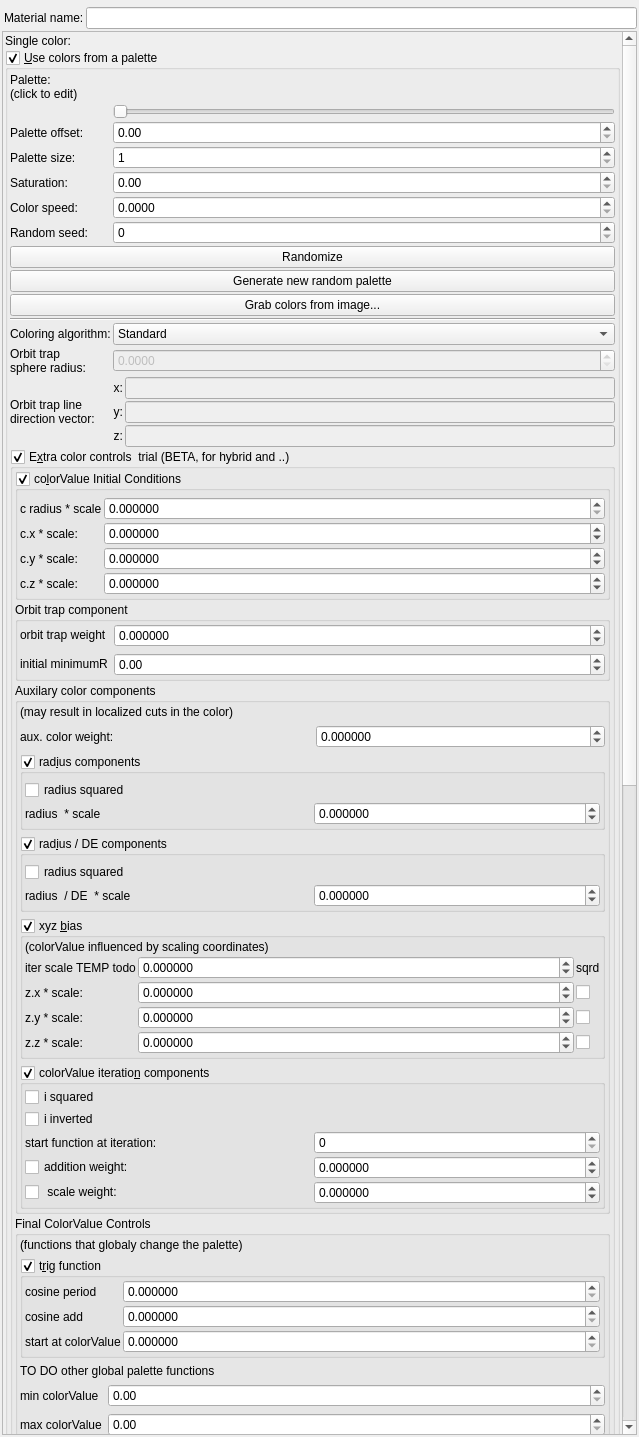
The window that mandelbulber2/qt/material_editor.ui (buddhi1980/mandelbulber2) describes before a commit, drawn with Qt 5.
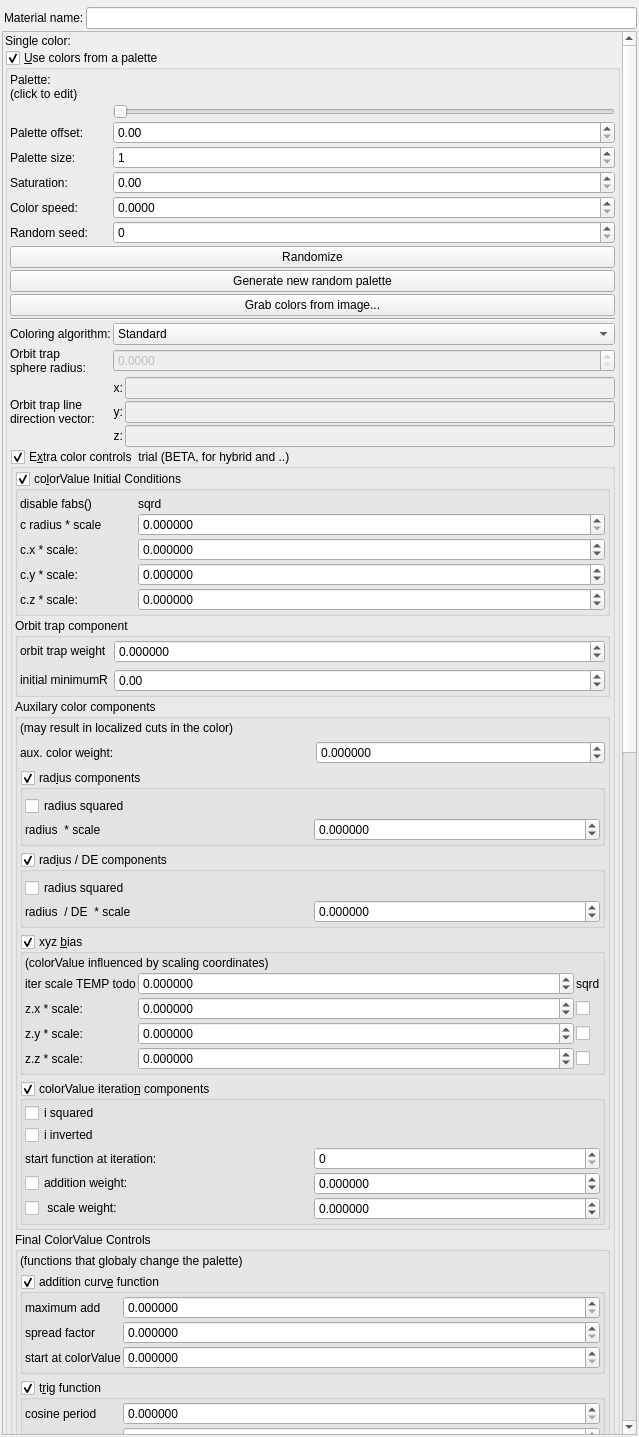
The same window after the commit. Icons and pictures are not drawn. Custom widgets are drawn as their Qt base class.

Commit message: addcurve funtion deforms palette by adding to the colorValue, the most rapid change in values is at the beginning of the function, then it slows down as it nears the Max_Add

```diff
--- a/mandelbulber2/qt/material_editor.ui
+++ b/mandelbulber2/qt/material_editor.ui
@@ -81,9 +81,9 @@
       <property name="geometry">
        <rect>
         <x>0</x>
-        <y>-647</y>
+        <y>0</y>
         <width>619</width>
-        <height>2979</height>
+        <height>3126</height>
        </rect>
       </property>
       <layout class="QVBoxLayout" name="verticalLayout_2">
@@ -679,53 +679,18 @@
                  <number>2</number>
                 </property>
                 <item>
-                 <layout class="QGridLayout" name="gridLayout_17" columnstretch="0,0,1">
+                 <layout class="QGridLayout" name="gridLayout_17" columnstretch="0,0,0,0,0">
                   <property name="spacing">
                    <number>2</number>
                   </property>
-                  <item row="1" column="1" colspan="2">
-                   <widget class="MyDoubleSpinBox" name="spinbox3_fractal_coloring_xyzC_111_x">
-                    <property name="sizePolicy">
-                     <sizepolicy hsizetype="Minimum" vsizetype="Maximum">
-                      <horstretch>0</horstretch>
-                      <verstretch>0</verstretch>
-                     </sizepolicy>
-                    </property>
-                    <property name="prefix">
-                     <string/>
-                    </property>
-                    <property name="suffix">
-                     <string/>
-                    </property>
-                    <property name="decimals">
-                     <number>6</number>
-                    </property>
-                    <property name="minimum">
-                     <double>-9999.999900000000707</double>
-                    </property>
-                    <property name="maximum">
-                     <double>9999.999900000000707</double>
-                    </property>
-                    <property name="singleStep">
-                     <double>0.100000000000000</double>
-                    </property>
-                   </widget>
-                  </item>
-                  <item row="0" column="0">
-                   <widget class="QLabel" name="label_45">
-                    <property name="text">
-                     <string>c radius * scale</string>
-                    </property>
-                   </widget>
-                  </item>
-                  <item row="1" column="0">
+                  <item row="2" column="0">
                    <widget class="QLabel" name="label_43">
                     <property name="text">
                      <string>c.x * scale:</string>
                     </property>
                    </widget>
                   </item>
-                  <item row="0" column="1" colspan="2">
+                  <item row="1" column="1" colspan="4">
                    <widget class="MyDoubleSpinBox" name="spinbox_fractal_coloring_ic_rad_weight">
                     <property name="sizePolicy">
                      <sizepolicy hsizetype="Minimum" vsizetype="Maximum">
@@ -753,49 +718,56 @@
                     </property>
                    </widget>
                   </item>
+                  <item row="0" column="1" colspan="2">
+                   <widget class="QLabel" name="label_54">
+                    <property name="text">
+                     <string>sqrd</string>
+                    </property>
+                   </widget>
+                  </item>
+                  <item row="3" column="1" colspan="4">
+                   <widget class="MyDoubleSpinBox" name="spinbox3_fractal_coloring_xyzC_111_y">
+                    <property name="sizePolicy">
+                     <sizepolicy hsizetype="Minimum" vsizetype="Maximum">
+                      <horstretch>0</horstretch>
+                      <verstretch>0</verstretch>
+                     </sizepolicy>
+                    </property>
+                    <property name="prefix">
+                     <string/>
+                    </property>
+                    <property name="suffix">
+                     <string/>
+                    </property>
+                    <property name="decimals">
+                     <number>6</number>
+                    </property>
+                    <property name="minimum">
+                     <double>-9999.999900000000707</double>
+                    </property>
+                    <property name="maximum">
+                     <double>9999.999900000000707</double>
+                    </property>
+                    <property name="singleStep">
+                     <double>0.100000000000000</double>
+                    </property>
+                   </widget>
+                  </item>
+                  <item row="1" column="0">
+                   <widget class="QLabel" name="label_45">
+                    <property name="text">
+                     <string>c radius * scale</string>
+                    </property>
+                   </widget>
+                  </item>
                   <item row="3" column="0">
-                   <widget class="QLabel" name="label_46">
-                    <property name="text">
-                     <string>c.z * scale:</string>
-                    </property>
-                   </widget>
-                  </item>
-                  <item row="2" column="0">
                    <widget class="QLabel" name="label_44">
                     <property name="text">
                      <string>c.y * scale:</string>
                     </property>
                    </widget>
                   </item>
-                  <item row="2" column="1" colspan="2">
-                   <widget class="MyDoubleSpinBox" name="spinbox3_fractal_coloring_xyzC_111_y">
-                    <property name="sizePolicy">
-                     <sizepolicy hsizetype="Minimum" vsizetype="Maximum">
-                      <horstretch>0</horstretch>
-                      <verstretch>0</verstretch>
-                     </sizepolicy>
-                    </property>
-                    <property name="prefix">
-                     <string/>
-                    </property>
-                    <property name="suffix">
-                     <string/>
-                    </property>
-                    <property name="decimals">
-                     <number>6</number>
-                    </property>
-                    <property name="minimum">
-                     <double>-9999.999900000000707</double>
-                    </property>
-                    <property name="maximum">
-                     <double>9999.999900000000707</double>
-                    </property>
-                    <property name="singleStep">
-                     <double>0.100000000000000</double>
-                    </property>
-                   </widget>
-                  </item>
-                  <item row="3" column="1" colspan="2">
+                  <item row="4" column="1" colspan="4">
                    <widget class="MyDoubleSpinBox" name="spinbox3_fractal_coloring_xyzC_111_z">
                     <property name="sizePolicy">
                      <sizepolicy hsizetype="Minimum" vsizetype="Maximum">
@@ -823,6 +795,48 @@
                     </property>
                    </widget>
                   </item>
+                  <item row="2" column="1" colspan="4">
+                   <widget class="MyDoubleSpinBox" name="spinbox3_fractal_coloring_xyzC_111_x">
+                    <property name="sizePolicy">
+                     <sizepolicy hsizetype="Minimum" vsizetype="Maximum">
+                      <horstretch>0</horstretch>
+                      <verstretch>0</verstretch>
+                     </sizepolicy>
+                    </property>
+                    <property name="prefix">
+                     <string/>
+                    </property>
+                    <property name="suffix">
+                     <string/>
+                    </property>
+                    <property name="decimals">
+                     <number>6</number>
+                    </property>
+                    <property name="minimum">
+                     <double>-9999.999900000000707</double>
+                    </property>
+                    <property name="maximum">
+                     <double>9999.999900000000707</double>
+                    </property>
+                    <property name="singleStep">
+                     <double>0.100000000000000</double>
+                    </property>
+                   </widget>
+                  </item>
+                  <item row="4" column="0">
+                   <widget class="QLabel" name="label_46">
+                    <property name="text">
+                     <string>c.z * scale:</string>
+                    </property>
+                   </widget>
+                  </item>
+                  <item row="0" column="0">
+                   <widget class="QLabel" name="label_50">
+                    <property name="text">
+                     <string>disable fabs()</string>
+                    </property>
+                   </widget>
+                  </item>
                  </layout>
                 </item>
                </layout>
@@ -1280,13 +1294,6 @@
                        </property>
                       </widget>
                      </item>
-                     <item row="0" column="2">
-                      <widget class="QLabel" name="label_37">
-                       <property name="text">
-                        <string>sqrd</string>
-                       </property>
-                      </widget>
-                     </item>
                      <item row="3" column="0">
                       <widget class="QLabel" name="label_40">
                        <property name="text">
@@ -1385,6 +1392,13 @@
                        </property>
                       </widget>
                      </item>
+                     <item row="0" column="2">
+                      <widget class="QLabel" name="label_39">
+                       <property name="text">
+                        <string>sqrd</string>
+                       </property>
+                      </widget>
+                     </item>
                     </layout>
                    </item>
                   </layout>
@@ -1559,6 +1573,148 @@
                   </property>
                  </widget>
                 </item>
+                <item>
+                 <widget class="MyGroupBox" name="groupCheck_fractal_coloring_add_enabled_false">
+                  <property name="toolTip">
+                   <string>&lt;html&gt;&lt;head/&gt;&lt;body&gt;&lt;p&gt;Adjusting the color speed  may be required, depending on the size of the fractal and location.&lt;/p&gt;&lt;/body&gt;&lt;/html&gt;</string>
+                  </property>
+                  <property name="title">
+                   <string>addition curv&amp;e function</string>
+                  </property>
+                  <property name="checkable">
+                   <bool>true</bool>
+                  </property>
+                  <layout class="QVBoxLayout" name="verticalLayout_38" stretch="0">
+                   <property name="spacing">
+                    <number>2</number>
+                   </property>
+                   <property name="leftMargin">
+                    <number>2</number>
+                   </property>
+                   <property name="topMargin">
+                    <number>2</number>
+                   </property>
+                   <property name="rightMargin">
+                    <number>2</number>
+                   </property>
+                   <property name="bottomMargin">
+                    <number>2</number>
+                   </property>
+                   <item>
+                    <layout class="QGridLayout" name="gridLayout_11" columnstretch="0,1">
+                     <property name="topMargin">
+                      <number>0</number>
+                     </property>
+                     <item row="1" column="1">
+                      <widget class="MyDoubleSpinBox" name="spinbox_fractal_coloring_add_spread">
+                       <property name="sizePolicy">
+                        <sizepolicy hsizetype="Minimum" vsizetype="Maximum">
+                         <horstretch>0</horstretch>
+                         <verstretch>0</verstretch>
+                        </sizepolicy>
+                       </property>
+                       <property name="prefix">
+                        <string/>
+                       </property>
+                       <property name="suffix">
+                        <string/>
+                       </property>
+                       <property name="decimals">
+                        <number>6</number>
+                       </property>
+                       <property name="minimum">
+                        <double>0.000000000000000</double>
+                       </property>
+                       <property name="maximum">
+                        <double>9999.999900000000707</double>
+                       </property>
+                       <property name="singleStep">
+                        <double>0.100000000000000</double>
+                       </property>
+                      </widget>
+                     </item>
+                     <item row="1" column="0">
+                      <widget class="QLabel" name="label_68">
+                       <property name="text">
+                        <string>spread factor</string>
+                       </property>
+                      </widget>
+                     </item>
+                     <item row="0" column="0">
+                      <widget class="QLabel" name="label_76">
+                       <property name="text">
+                        <string>maximum add</string>
+                       </property>
+                      </widget>
+                     </item>
+                     <item row="2" column="1">
+                      <widget class="MyDoubleSpinBox" name="spinbox_fractal_coloring_add_start_value">
+                       <property name="sizePolicy">
+                        <sizepolicy hsizetype="Minimum" vsizetype="Maximum">
+                         <horstretch>0</horstretch>
+                         <verstretch>0</verstretch>
+                        </sizepolicy>
+                       </property>
+                       <property name="prefix">
+                        <string/>
+                       </property>
+                       <property name="suffix">
+                        <string/>
+                       </property>
+                       <property name="decimals">
+                        <number>6</number>
+                       </property>
+                       <property name="minimum">
+                        <double>0.000000000000000</double>
+                       </property>
+                       <property name="maximum">
+                        <double>9999.999900000000707</double>
+                       </property>
+                       <property name="singleStep">
+                        <double>0.100000000000000</double>
+                       </property>
+                      </widget>
+                     </item>
+                     <item row="2" column="0">
+                      <widget class="QLabel" name="label_77">
+                       <property name="text">
+                        <string>start at colorValue</string>
+                       </property>
+                      </widget>
+                     </item>
+                     <item row="0" column="1">
+                      <widget class="MyDoubleSpinBox" name="spinbox_fractal_coloring_add_max">
+                       <property name="sizePolicy">
+                        <sizepolicy hsizetype="Minimum" vsizetype="Maximum">
+                         <horstretch>0</horstretch>
+                         <verstretch>0</verstretch>
+                        </sizepolicy>
+                       </property>
+                       <property name="prefix">
+                        <string/>
+                       </property>
+                       <property name="suffix">
+                        <string/>
+                       </property>
+                       <property name="decimals">
+                        <number>6</number>
+                       </property>
+                       <property name="minimum">
+                        <double>0.000000000000000</double>
+                       </property>
+                       <property name="maximum">
+                        <double>9999.999900000000707</double>
+                       </property>
+                       <property name="singleStep">
+                        <double>0.100000000000000</double>
+                       </property>
+                      </widget>
+                     </item>
+                    </layout>
+                   </item>
+                  </layout>
+                 </widget>
+                </item>
                 <item>
                  <widget class="MyGroupBox" name="groupCheck_fractal_coloring_cos_enabled_false">
                   <property name="toolTip">
```
The commit also changes 4 other files.
